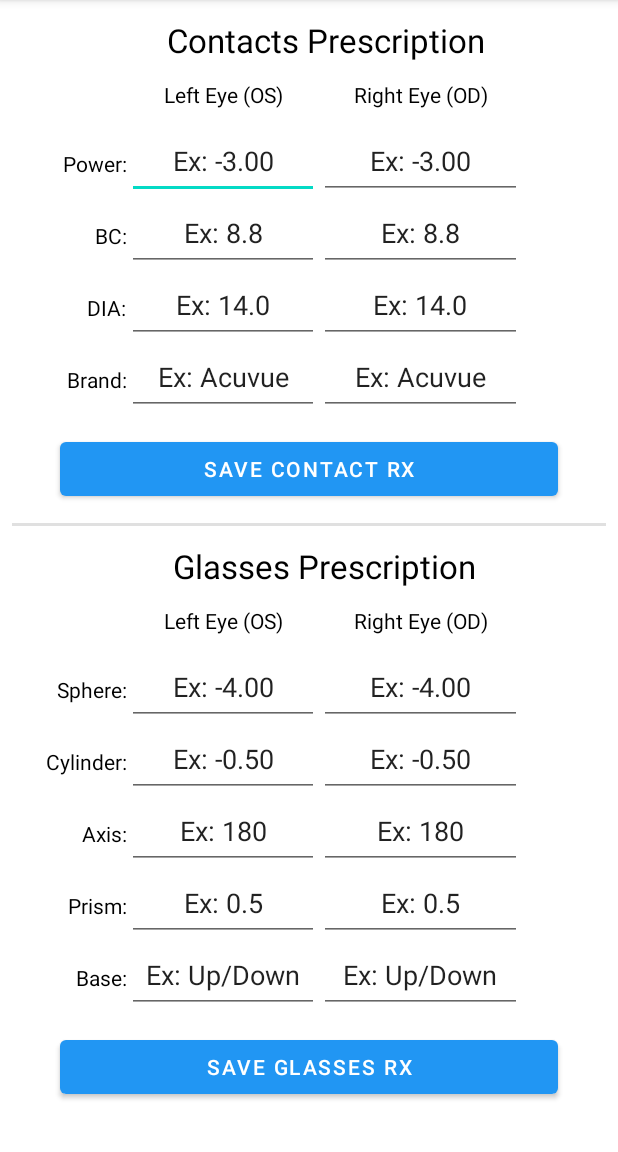
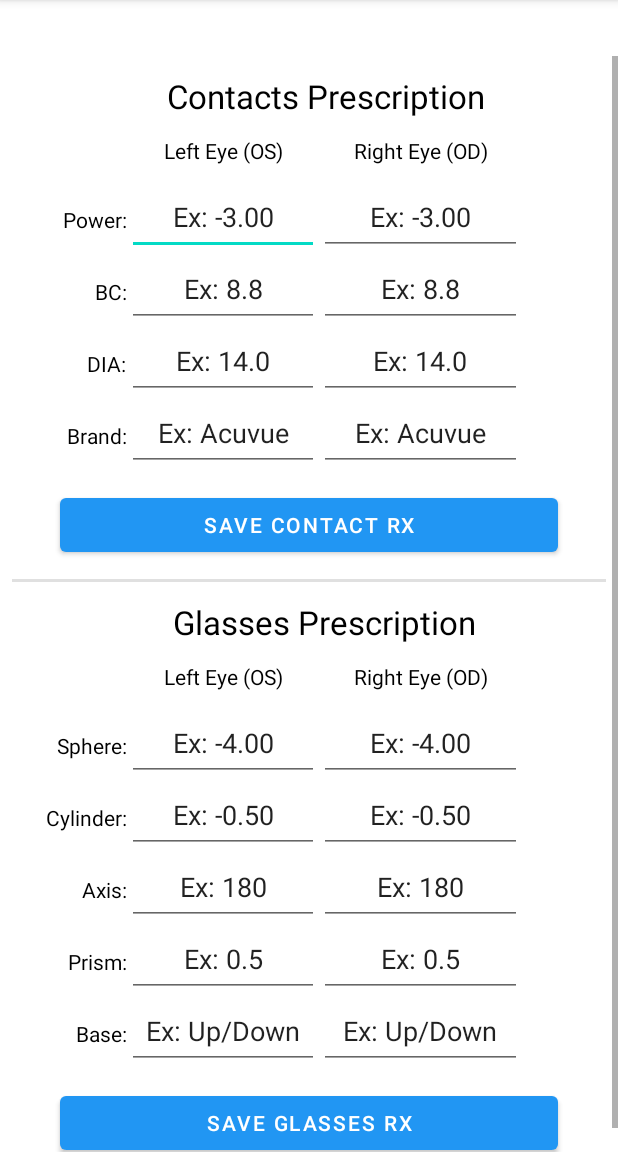
Before and after one commit to biddlecom/ContactLensWearTracker, an Android app: the Prescription screen opened directly, with no data from a screen before it, on a phone screen of 412 x 824 dp, the part 84-1236 px from its top. Run offline under Robolectric (Android 15) with nearby library versions, the phone set to English and light mode, and no system bars; our stand-ins replace AdMob.

Commit message:
Finish Google Admob for rest of the app
-finished implementing Google Admob for the
Credits activity and the Prescription activity.
-add dimens for adview for Credits activity
and prescription activity.

```diff
--- a/app/src/main/java/com/danielbiddlecom/contactlensweartracker/MainActivity.java
+++ b/app/src/main/java/com/danielbiddlecom/contactlensweartracker/MainActivity.java
@@ -316,7 +316,7 @@ public class MainActivity extends AppCompatActivity {
     //every time the user enters the app.  The date will obviously be updated every time the user
     //clicks the increment button. NOTE: The user will only see a different date if they click the
     //increment button on a date that is different from the one shown in the Last Worn Actual Date.
-    private void getTheDate(){
+    private void getTheDate() {
         //Getting the date and formatting it into a Month-Day-Year format.
         mLastWornActualDateString = new SimpleDateFormat("MM-dd-yyyy", Locale.getDefault()).format(new Date());
         //Setting the newly formatted date onto the Last Worn Actual Date text view.
--- a/app/src/main/java/com/danielbiddlecom/contactlensweartracker/Prescription.java
+++ b/app/src/main/java/com/danielbiddlecom/contactlensweartracker/Prescription.java
@@ -8,6 +8,14 @@ import android.os.Bundle;
 import android.view.View;
 import android.widget.Button;
 import android.widget.Toast;
+
+import com.google.android.gms.ads.AdListener;
+import com.google.android.gms.ads.AdRequest;
+import com.google.android.gms.ads.AdView;
+import com.google.android.gms.ads.LoadAdError;
+import com.google.android.gms.ads.MobileAds;
+import com.google.android.gms.ads.initialization.InitializationStatus;
+import com.google.android.gms.ads.initialization.OnInitializationCompleteListener;
 
 import java.util.Objects;
 
@@ -34,6 +42,7 @@ public class Prescription extends AppCompatActivity {
     AppCompatEditText mPrescriptionGlassesLeftBaseET;
     AppCompatEditText mPrescriptionGlassesRightBaseET;
     Button mGlassesSaveButton;
+    private AdView mAdViewPrescription;
 
     //Shared Prefs Constants.
     public static final String CONTACT_LENS_WEAR_TRACKER_PREFS =
@@ -131,6 +140,54 @@ public class Prescription extends AppCompatActivity {
 
         //Calling the method that will check to see if the user is new or not.
         isUserNewPrescriptionActivity();
+
+        //Google Admob ads.
+        MobileAds.initialize(this, new OnInitializationCompleteListener() {
+            @Override
+            public void onInitializationComplete(InitializationStatus initializationStatus) {
+            }
+        });
+
+        //Finding the Adview and showing ads in it.
+        mAdViewPrescription = findViewById(R.id.google_ad_view_prescription);
+        AdRequest adRequest = new AdRequest.Builder().build();
+        mAdViewPrescription.loadAd(adRequest);
+
+        //Overrides for Google Admob.
+        mAdViewPrescription.setAdListener(new AdListener() {
+            @Override
+            public void onAdClicked() {
+                // Code to be executed when the user clicks on an ad.
+            }
+
+            @Override
+            public void onAdClosed() {
+                // Code to be executed when the user is about to return
+                // to the app after tapping on an ad.
+            }
+
+            @Override
+            public void onAdFailedToLoad(LoadAdError adError) {
+                // Code to be executed when an ad request fails.
+            }
+
+            @Override
+            public void onAdImpression() {
+                // Code to be executed when an impression is recorded
+                // for an ad.
+            }
+
+            @Override
+            public void onAdLoaded() {
+                // Code to be executed when an ad finishes loading.
+            }
+
+            @Override
+            public void onAdOpened() {
+                // Code to be executed when an ad opens an overlay that
+                // covers the screen.
+            }
+        });
 
     }  //End Of OnCreate
 
--- a/app/src/main/res/layout/activity_main.xml
+++ b/app/src/main/res/layout/activity_main.xml
@@ -6,7 +6,6 @@
     android:layout_height="match_parent"
     android:orientation="vertical"
     tools:context=".MainActivity">
-
 
     <ScrollView
         android:layout_width="match_parent"
@@ -222,6 +221,7 @@
                 android:layout_height="wrap_content"
                 android:layout_marginStart="@dimen/average_wear_time_tv_margin_start"
                 android:layout_marginTop="@dimen/average_wear_time_tv_margin_top"
+                android:layout_marginBottom="@dimen/average_wear_time_tv_margin_bottom"
                 android:text="@string/main_average_wear"
                 android:textAppearance="@style/TextAppearance.AppCompat.Medium"
                 app:layout_constraintStart_toStartOf="parent"
--- a/app/src/main/res/layout/activity_prescription.xml
+++ b/app/src/main/res/layout/activity_prescription.xml
@@ -1,10 +1,27 @@
 <?xml version="1.0" encoding="utf-8"?>
-<ScrollView xmlns:android="http://schemas.android.com/apk/res/android"
+<LinearLayout xmlns:android="http://schemas.android.com/apk/res/android"
     xmlns:app="http://schemas.android.com/apk/res-auto"
     xmlns:tools="http://schemas.android.com/tools"
     android:layout_width="match_parent"
     android:layout_height="match_parent"
+    android:orientation="vertical"
     tools:context=".Prescription">
+
+    <com.google.android.gms.ads.AdView
+        android:id="@+id/google_ad_view_prescription"
+        android:layout_width="wrap_content"
+        android:layout_height="wrap_content"
+        android:layout_gravity="center_horizontal"
+        android:layout_marginTop="@dimen/prescription_adview_margin_top"
+        android:layout_marginBottom="@dimen/prescription_adview_margin_bottom"
+        android:layout_weight="1"
+        app:adSize="BANNER"
+        app:adUnitId="ca-app-pub-3940256099942544/6300978111" />
+
+    <ScrollView
+        android:layout_width="match_parent"
+        android:layout_height="wrap_content"
+        android:layout_weight="25">
 
         <LinearLayout
             android:layout_width="match_parent"
@@ -37,3 +54,5 @@
         </LinearLayout>
 
     </ScrollView>
+
+</LinearLayout>
--- a/app/src/main/res/values/dimens.xml
+++ b/app/src/main/res/values/dimens.xml
@@ -27,7 +27,7 @@
     <dimen name="main_minus_button_margin_end">12dp</dimen>
     <dimen name="main_plus_button_margin_start">12dp</dimen>
     <dimen name="main_reset_button_margin_top">12dp</dimen>
-    <dimen name="main_adview_margin_top">16dp</dimen>
+    <dimen name="main_adview_margin_top">20dp</dimen>
 
     <!-- activity_credits.xml -->
     <dimen name="credits_logo_image_width_height">200dp</dimen>
@@ -38,6 +38,7 @@
     <dimen name="credits_contact_email_margin_bottom">16dp</dimen>
     <dimen name="credits_credit_heading_margin_bottom">4dp</dimen>
     <dimen name="credits_credit_body_padding_bottom">16dp</dimen>
+    <dimen name="credits_adview_margin_top">25dp</dimen>
 
     <!-- glasses and contacts prescription layouts -->
     <dimen name="prescription_glasses_title_padding_bottom">12dp</dimen>
@@ -52,6 +53,8 @@
     <dimen name="prescription_contacts_save_button_margin_top">12dp</dimen>
     <dimen name="prescription_glasses_save_button_margin_top">12dp</dimen>
     <dimen name="prescription_save_buttons_margin_start_end">32dp</dimen>
+    <dimen name="prescription_adview_margin_top">12dp</dimen>
+    <dimen name="prescription_adview_margin_bottom">25dp</dimen>
 
 
 </resources>
```
Also changed, not shown: app/src/main/java/com/danielbiddlecom/contactlensweartracker/Credits.java (+57 -0 lines), app/src/main/res/layout/activity_credits.xml (+19 -2 lines). Lines whose indentation alone changed are shown as unchanged.
